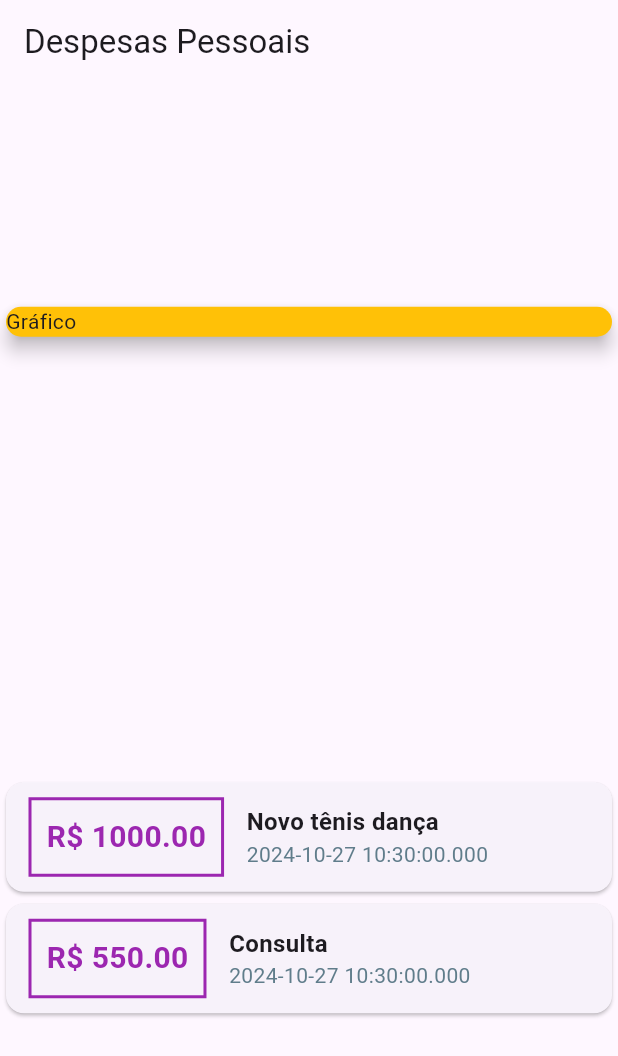
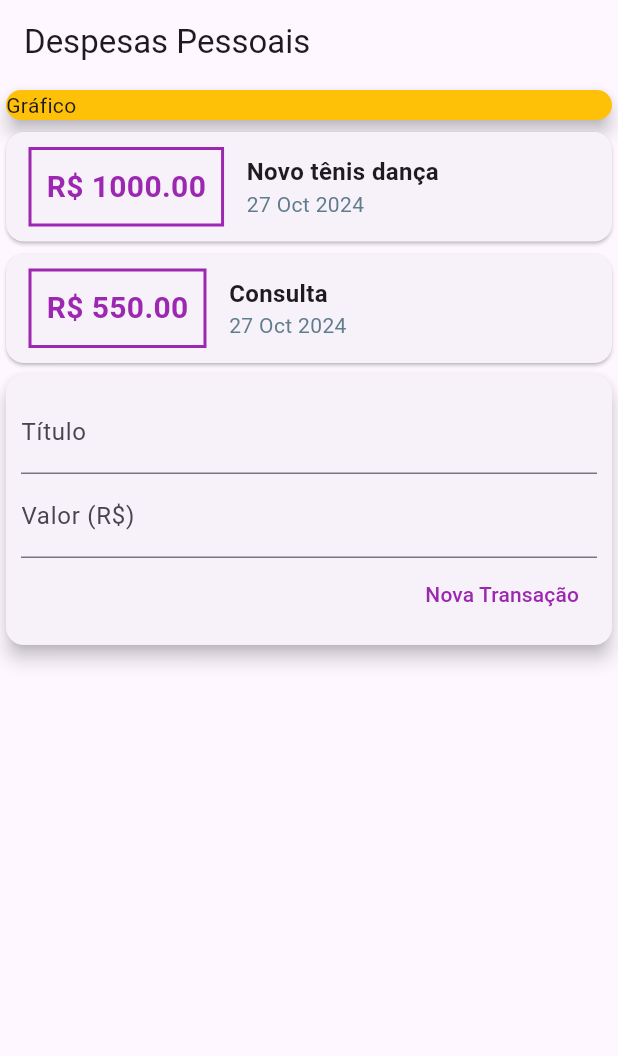
Before and after one commit to Moreira-Edu/expenses, a Flutter app: the screen it shows after launch, on a phone screen of 412 x 824 dp. Shown: the top 1056 px of the screen. Run offline on Flutter 3.47's test engine with Material 3 defaults, Android fonts, the phone set to English and light mode, and no system bars.

```diff
--- a/lib/main.dart
+++ b/lib/main.dart
@@ -1,5 +1,6 @@
 import 'package:expenses/models/Transactions.dart';
 import 'package:flutter/material.dart';
+import 'package:intl/intl.dart';
 
 void main(List<String> args) {
   runApp(const ExpensesApp());
@@ -38,10 +39,9 @@ class MyHomePage extends StatelessWidget {
   Widget build(BuildContext context) {
     return Scaffold(
       appBar: AppBar(
-        title: Text('Despesas Pessoais'),
+        title: const Text('Despesas Pessoais'),
       ),
       body: Column(
-        mainAxisAlignment: MainAxisAlignment.spaceAround,
         crossAxisAlignment: CrossAxisAlignment.stretch,
         children: <Widget>[
           const Card(
@@ -86,7 +86,7 @@ class MyHomePage extends StatelessWidget {
                           ),
                         ),
                         Text(
-                          transaction.date.toString(),
+                          DateFormat('d MMM y').format(transaction.date),
                           style: const TextStyle(color: Colors.blueGrey),
                         )
                       ],
@@ -95,7 +95,35 @@ class MyHomePage extends StatelessWidget {
                 ),
               );
             }).toList(),
-          )
+          ),
+          Card(
+            elevation: 5,
+            child: Padding(
+              padding: const EdgeInsets.all(10),
+              child: Column(
+                children: <Widget>[
+                  const TextField(
+                    decoration: InputDecoration(labelText: 'Título'),
+                  ),
+                  const TextField(
+                    decoration: InputDecoration(labelText: 'Valor (R\$)'),
+                  ),
+                  Row(
+                    mainAxisAlignment: MainAxisAlignment.end,
+                    children: [
+                      TextButton(
+                        onPressed: () {},
+                        child: const Text(
+                          'Nova Transação',
+                          style: TextStyle(color: Colors.purple),
+                        ),
+                      ),
+                    ],
+                  ),
+                ],
+              ),
+            ),
+          ),
         ],
       ),
     );
--- a/pubspec.yaml
+++ b/pubspec.yaml
@@ -39,6 +39,7 @@ dependencies:
 dev_dependencies:
   flutter_test:
     sdk: flutter
+  intl: ^0.19.0
 
   # The "flutter_lints" package below contains a set of recommended lints to
   # encourage good coding practices. The lint set provided by the package is
```
Also changed, not shown: pubspec.lock.
